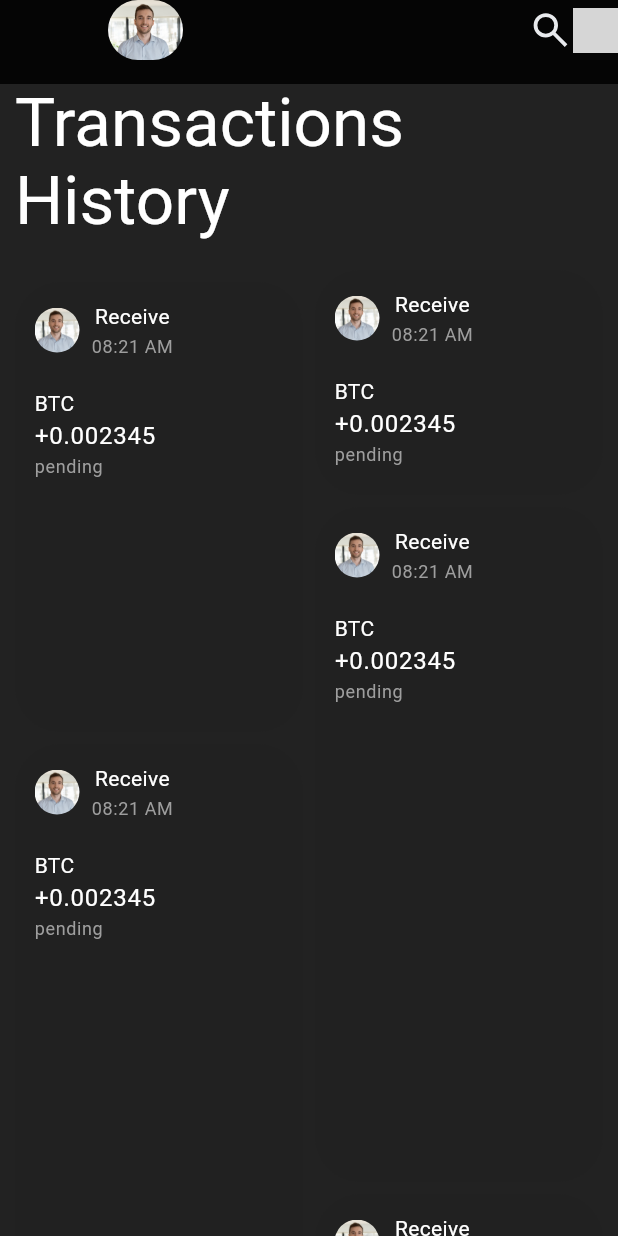
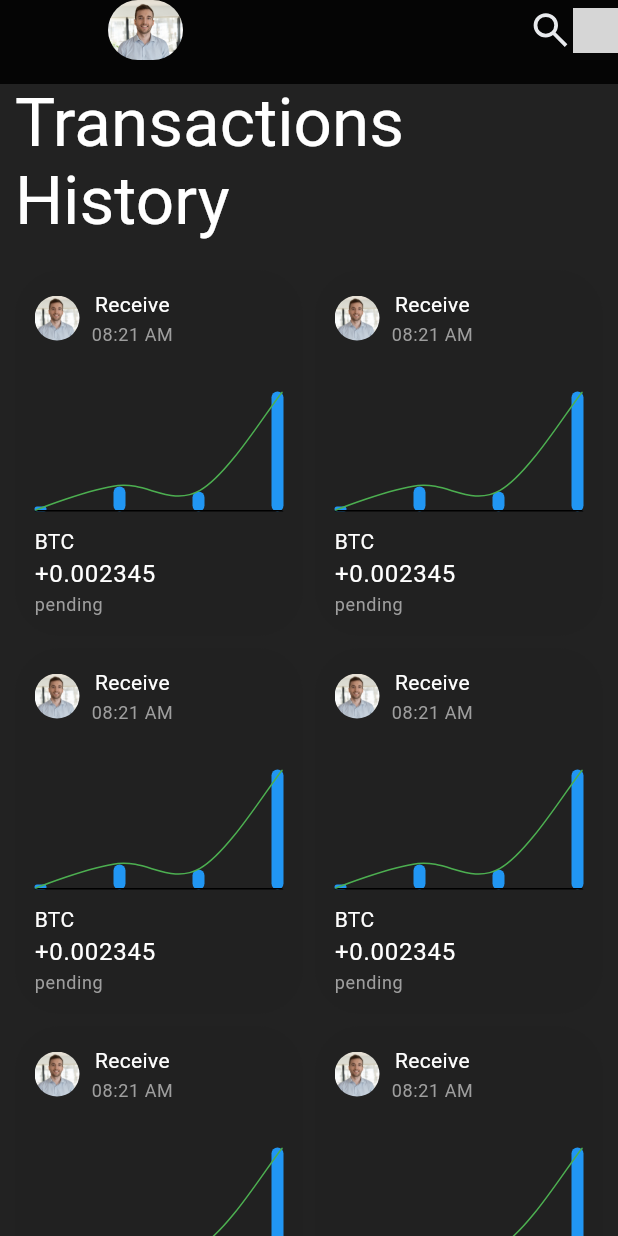
Before and after one commit to lim-enju/flutterPlayground, a Flutter app: the screen it shows after launch, on a phone screen of 412 x 824 dp. Run offline on Flutter 3.47's test engine with Material 3 defaults, Android fonts, the phone set to English and light mode, and no system bars; drawn by our look-alikes of fl_chart; our stand-ins replace flutter_svg, get_it, go_router, injectable; grey boxes are pictures that could not be loaded.

Commit message:
✨ Linechart, Barchart 구현

```diff
--- a/basic_06_crypto_track/lib/presentation/main/main_screen.dart
+++ b/basic_06_crypto_track/lib/presentation/main/main_screen.dart
@@ -89,9 +89,7 @@ class MainScreenContent extends StatelessWidget {
         mainAxisSpacing: 8,
         crossAxisSpacing: 8,
         itemBuilder: (context, index) {
-          return TransactionWidget(
-            height: (index * 150),
-          );
+          return TransactionWidget();
         },
         childCount: 10,
       ),
--- a/basic_06_crypto_track/lib/presentation/main/widget/transaction_widget.dart
+++ b/basic_06_crypto_track/lib/presentation/main/widget/transaction_widget.dart
@@ -1,17 +1,15 @@
+import 'package:fl_chart/fl_chart.dart';
 import 'package:flutter/material.dart';
 
 class TransactionWidget extends StatelessWidget {
-  final double height;
 
   const TransactionWidget({
     super.key,
-    required this.height,
   });
 
   @override
   Widget build(BuildContext context) {
     return SizedBox(
-      height: height,
       child: ClipRRect(
         borderRadius: BorderRadius.circular(30),
         child: Container(
@@ -24,6 +22,10 @@ class TransactionWidget extends StatelessWidget {
               TransactionHeaderWidget(),
               SizedBox(
                 height: 10,
+              ),
+              SizedBox(
+                height: 100,
+                child:  TransactionChart(),
               ),
               SizedBox(
                 height: 10,
@@ -75,6 +77,157 @@ class TransactionHeaderWidget extends StatelessWidget {
   }
 }
 
+class TransactionChart extends StatelessWidget {
+  const TransactionChart({super.key});
+
+  @override
+  Widget build(BuildContext context) {
+    return Stack(
+      children: [
+        TransactionBarChart(),
+        TransactionLineChart(),
+      ],
+    );
+  }
+}
+
+class TransactionBarChart extends StatelessWidget {
+  const TransactionBarChart({super.key});
+
+    @override
+    Widget build(BuildContext context) {
+      return BarChart(
+          BarChartData(
+            alignment: BarChartAlignment.spaceBetween,
+            barGroups: barGroups,
+            borderData: FlBorderData(show: false),
+            gridData: FlGridData(show: false),
+            titlesData: FlTitlesData(
+              topTitles: AxisTitles(sideTitles: SideTitles(showTitles: false) ),
+              rightTitles: AxisTitles(sideTitles: SideTitles(showTitles: false) ),
+              leftTitles: AxisTitles(sideTitles: SideTitles(showTitles: false) ),
+              bottomTitles: AxisTitles(sideTitles: SideTitles(showTitles: false) ),
+            ),
+            maxY: 4,
+            minY: 1,
+          ),
+      );
+    }
+
+    List<BarChartGroupData> get barGroups => [
+      BarChartGroupData(
+        x: 1,
+        barRods: [
+          BarChartRodData(
+            toY: 1.1,
+            color: Colors.blue,
+          ),
+        ],
+      ),
+      BarChartGroupData(
+        x: 3,
+        barRods: [
+          BarChartRodData(
+            toY: 1.5,
+            color: Colors.blue,
+          ),
+        ],
+      ),
+        BarChartGroupData(
+        x: 5,
+        barRods: [
+          BarChartRodData(
+            toY: 1.4,
+            color: Colors.blue,
+          ),
+        ],
+      ),
+        BarChartGroupData(
+        x: 7,
+        barRods: [
+          BarChartRodData(
+            toY: 3.4,
+            color: Colors.blue,
+          ),
+        ],
+      ),
+    ];
+}
+
+class TransactionLineChart extends StatelessWidget {
+  const TransactionLineChart({super.key});
+
+  @override
+  Widget build(BuildContext context) {
+    return LineChart(
+      sampleData1,
+      duration: const Duration(milliseconds: 250),
+    );
+  }
+
+    LineChartData get sampleData1 => LineChartData(
+        lineTouchData: lineTouchData1,
+        gridData: FlGridData(show: false),
+        titlesData: titlesData1,
+        borderData: borderData,
+        lineBarsData: lineBarsData1,
+        minX: 1,
+        maxX: 4,
+        maxY: 4,
+        minY: 1,
+      );
+
+  LineTouchData get lineTouchData1 => LineTouchData(
+    handleBuiltInTouches: true,
+    touchTooltipData: LineTouchTooltipData(
+      getTooltipColor: (touchedSpot) =>
+          Colors.blueGrey.withValues(alpha: 0.8),
+    ),
+  );
+
+  FlTitlesData get titlesData1 => FlTitlesData(
+        bottomTitles: const AxisTitles(
+          sideTitles: SideTitles(showTitles: false)
+        ),
+        leftTitles: const AxisTitles(
+          sideTitles: SideTitles(showTitles: false)
+        ),
+        rightTitles: const AxisTitles(
+          sideTitles: SideTitles(showTitles: false),
+        ),
+        topTitles: const AxisTitles(
+          sideTitles: SideTitles(showTitles: false),
+        ),
+      );
+
+  List<LineChartBarData> get lineBarsData1 => [lineChartBarData1_1];
+
+    FlBorderData get borderData => FlBorderData(
+        show: true,
+        border: Border(
+          bottom: BorderSide(color: Colors.black),
+          left: const BorderSide(color: Colors.transparent),
+          right: const BorderSide(color: Colors.transparent),
+          top: const BorderSide(color: Colors.transparent),
+        ),
+      );
+
+  LineChartBarData get lineChartBarData1_1 => LineChartBarData(
+        isCurved: true,
+        color: Colors.green,
+        barWidth: 1,
+        isStrokeCapRound: true,
+        dotData: const FlDotData(show: false),
+        belowBarData: BarAreaData(show: false),
+        spots: const [
+          FlSpot(1, 1),
+          FlSpot(2, 1.5),
+          FlSpot(3, 1.4),
+          FlSpot(4, 3.4),
+        ],
+      );
+}
+
 class TransactionBottomWidget extends StatelessWidget {
   const TransactionBottomWidget({super.key});
 
--- a/basic_06_crypto_track/pubspec.yaml
+++ b/basic_06_crypto_track/pubspec.yaml
@@ -40,6 +40,7 @@ dependencies:
   get_it: ^8.0.3
   flutter_svg: ^2.0.9
   flutter_staggered_grid_view: ^0.7.0
+  fl_chart: ^0.70.2
 
 dev_dependencies:
   flutter_test:
```
Also changed, not shown: basic_06_crypto_track/pubspec.lock.
